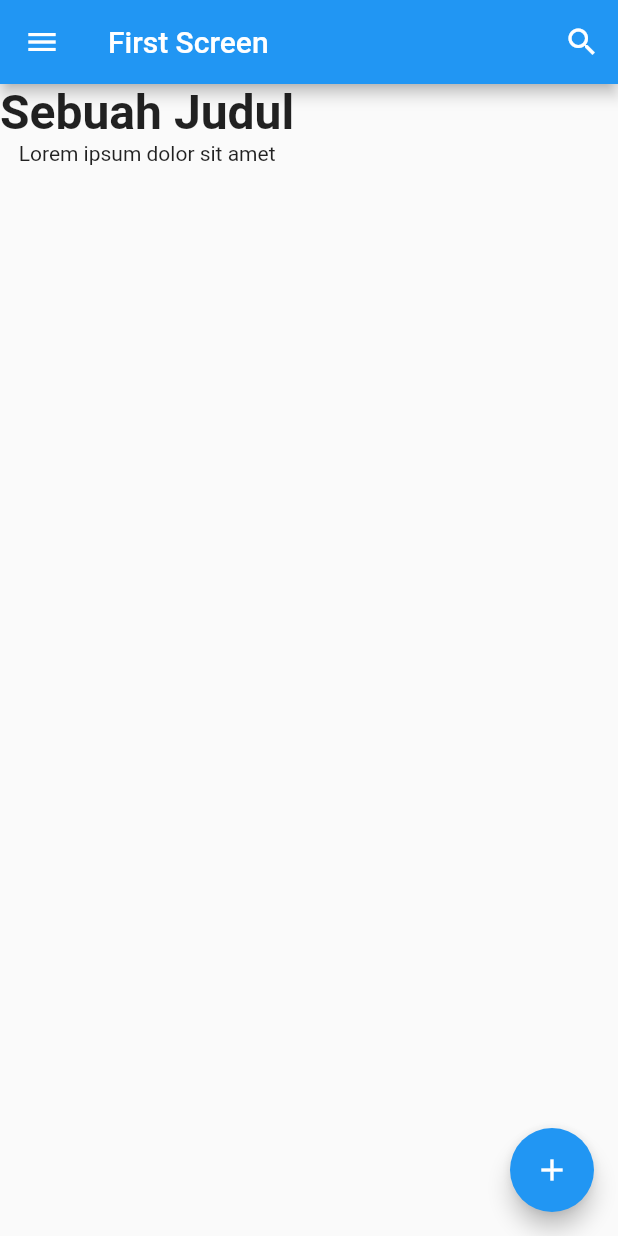
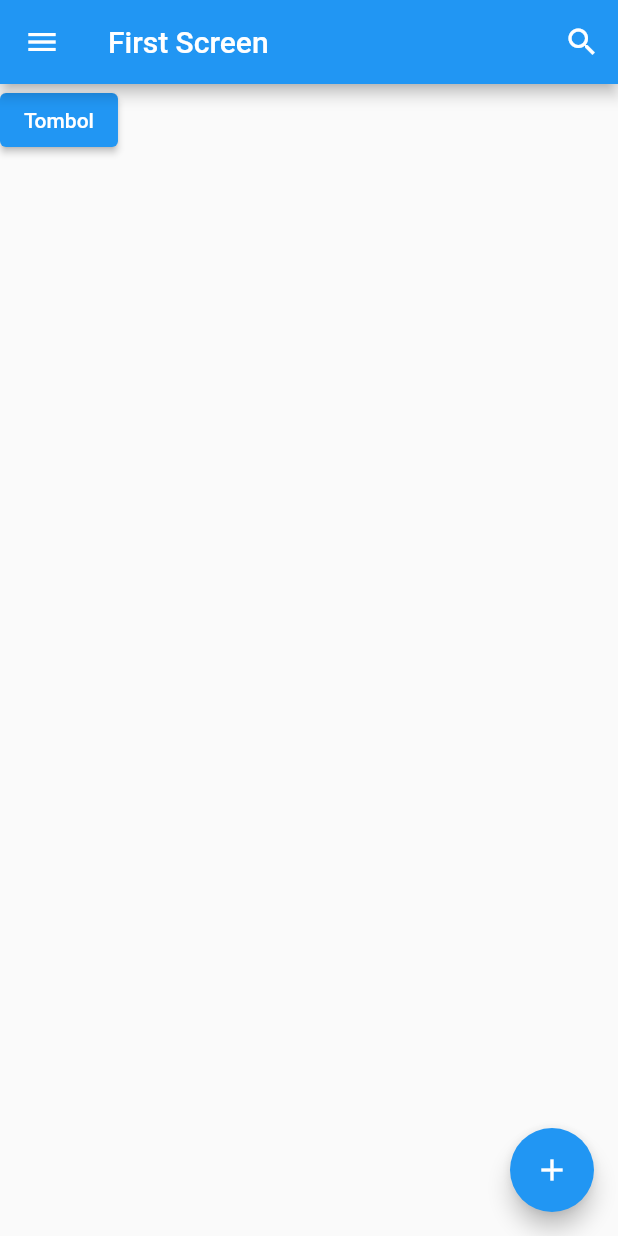
Before and after one commit to titikkoma88/dicoding_flutter, a Flutter app: the screen it shows after launch, on a phone screen of 412 x 824 dp. Run offline on Flutter 3.47's test engine with Material 2 defaults, Android fonts, the phone set to English and light mode, and no system bars.

Commit message:
Button, ElevatedButton

```diff
--- a/lib/main.dart
+++ b/lib/main.dart
@@ -41,14 +41,11 @@
           ),
         ],
       ),
-      body: Column(
-        children: <Widget>[
-          Text(
-            'Sebuah Judul',
-            style: TextStyle(fontSize: 32, fontWeight: FontWeight.bold),
-          ),
-          Text('Lorem ipsum dolor sit amet'),
-        ],
+      body: ElevatedButton(
+        onPressed: () {
+          // Aksi ketika button diklik
+        },
+        child: Text("Tombol"),
       ),
       floatingActionButton: FloatingActionButton(
         onPressed: () {},
```
